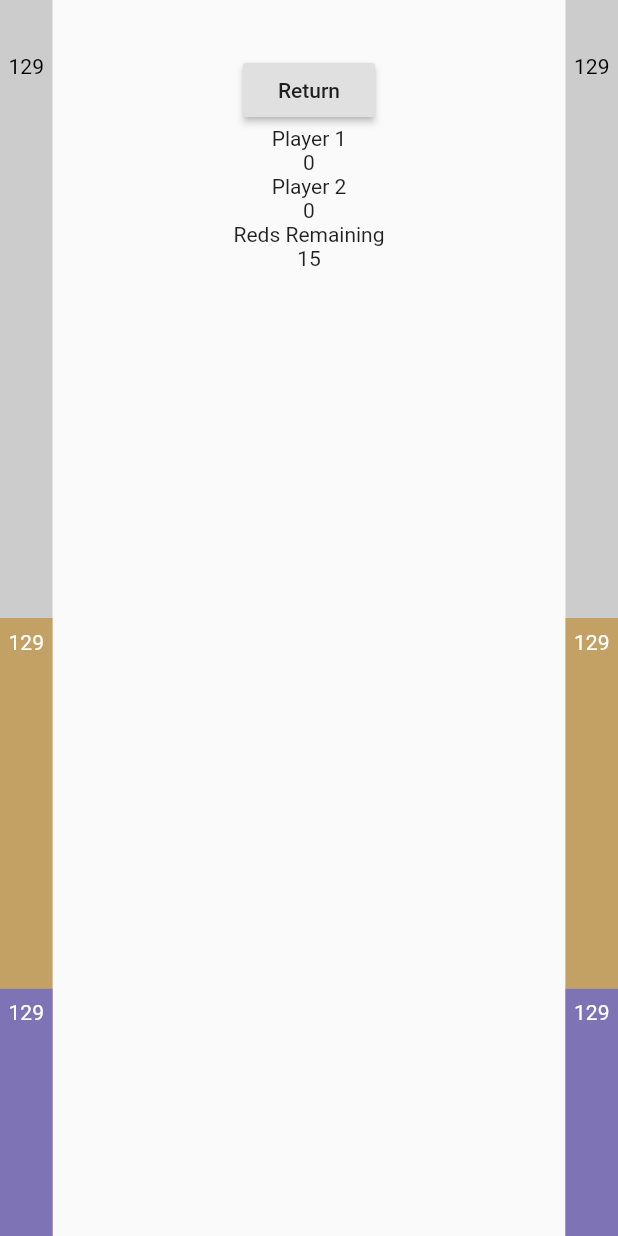
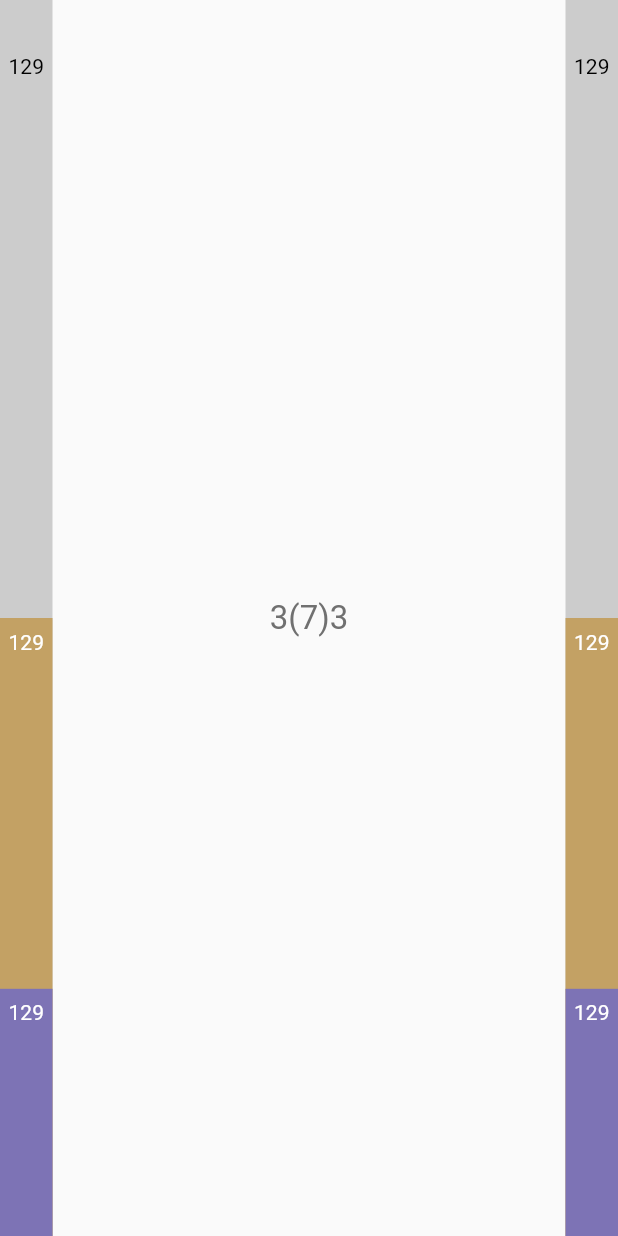
Before and after one commit to SamMalcolm/Snooker-Scorekeeper-Flutter, a Flutter app: the MyHomePage screen opened directly, after a tap on "Start Game", on a phone screen of 412 x 824 dp. Run offline on Flutter 3.47's test engine with Material 2 defaults, Android fonts, the phone set to English and light mode, and no system bars; Roboto replaces fonts that are missing (Helvetica Neue).

Commit message:
this layout system is ridiculous

```diff
--- a/lib/gameview.dart
+++ b/lib/gameview.dart
@@ -15,6 +15,50 @@ class GameView extends StatefulWidget {
 class _GameView extends State<GameView> {
   int redsRemaining;
   Game game;
+
+  List scoreBoard() {
+    return [
+      Row(
+          // mainAxisSize: MainAxisSize.max,
+          // mainAxisAlignment: MainAxisAlignment.spaceAround,
+          children: [
+            Container(
+              // width: double.infinity / 3,
+              child: Text(
+                '3',
+                style: TextStyle(
+                  fontFamily: 'Helvetica Neue',
+                  fontSize: 22,
+                  color: const Color(0xff707070),
+                ),
+                textAlign: TextAlign.center,
+              ),
+            ),
+            Container(
+              child: Text(
+                '(7)',
+                style: TextStyle(
+                  fontFamily: 'Helvetica Neue',
+                  fontSize: 22,
+                  color: const Color(0xff707070),
+                ),
+                textAlign: TextAlign.center,
+              ),
+            ),
+            Container(
+              child: Text(
+                '3',
+                style: TextStyle(
+                  fontFamily: 'Helvetica Neue',
+                  fontSize: 22,
+                  color: const Color(0xff707070),
+                ),
+                textAlign: TextAlign.center,
+              ),
+            ),
+          ])
+    ];
+  }
 
   Widget returnScoreLine() {
     return Container(
@@ -72,36 +116,14 @@ class _GameView extends State<GameView> {
     return Scaffold(
         body: Row(
       mainAxisAlignment: MainAxisAlignment.spaceBetween,
-      mainAxisSize: MainAxisSize.max,
-      // crossAxisAlignment: CrossAxisAlignment.stretch,
+      // mainAxisSize: MainAxisSize.max,
       children: <Widget>[
         returnScoreLine(),
-        Padding(
-          padding: const EdgeInsets.only(
-              left: 8.0, right: 8.0, bottom: 8.0, top: 36.0),
-          child: Column(
-            children: [
-              RaisedButton(
-                child: Text('Return'),
-                onPressed: () {
-                  Navigator.pop(
-                      context,
-                      MaterialPageRoute(
-                        builder: (context) =>
-                            MyHomePage(title: 'Snooker Scoreboard'),
-                      ));
-                },
-              ),
-              Text(widget.playerNames[0]),
-              if (widget.playerHandicaps != null)
-                Text('${widget.playerHandicaps[0]}'),
-              Text(widget.playerNames[1]),
-              if (widget.playerHandicaps != null)
-                Text('${widget.playerHandicaps[1]}'),
-              Text('Reds Remaining'),
-              Text('${this.game.redsRemaining}')
-            ],
-          ),
+        Row(
+          // mainAxisSize: MainAxisSize.max,
+          // mainAxisAlignment: MainAxisAlignment.spaceAround,
+          // crossAxisAlignment: CrossAxisAlignment.start,
+          children: [...scoreBoard()],
         ),
         returnScoreLine(),
       ],
--- a/lib/main.dart
+++ b/lib/main.dart
@@ -41,6 +41,7 @@ class _MyHomePageState extends State<MyHomePage> {
     return Scaffold(
       appBar: AppBar(
         title: Text(widget.title),
+        brightness: Brightness.light,
       ),
       body: Column(
         mainAxisAlignment: MainAxisAlignment.start,
```
